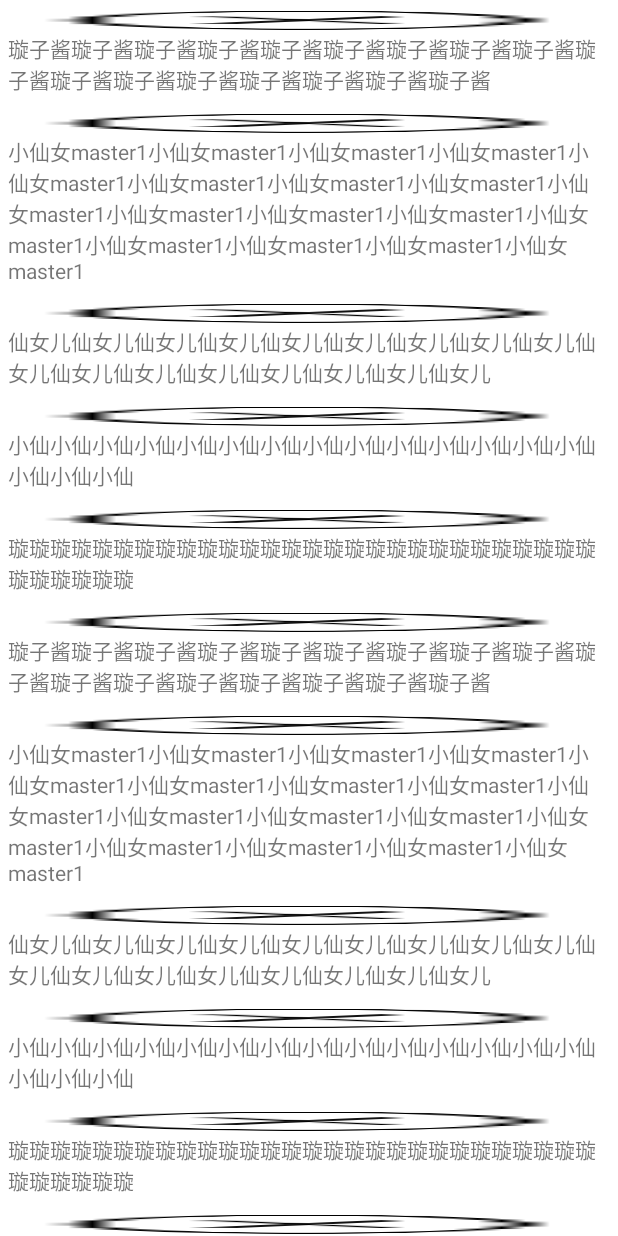
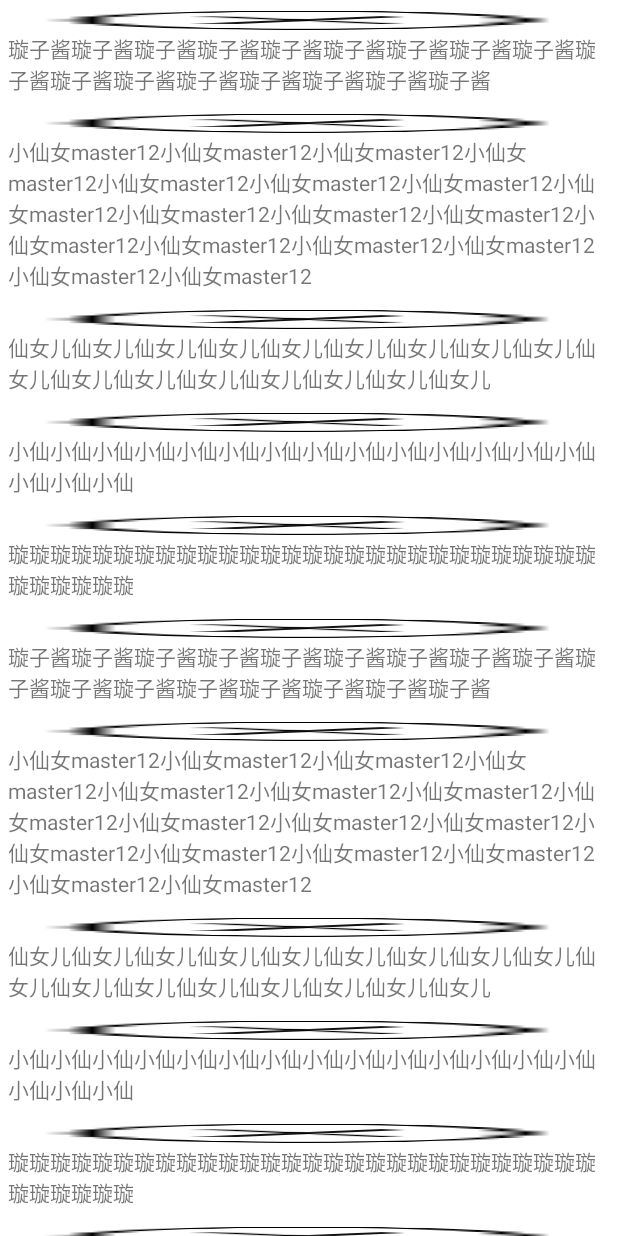
Before and after one commit to huaidanlk/RecycleViewTest, an Android app: the MainActivity screen opened directly, with no data from a screen before it, on a phone screen of 412 x 824 dp. Run offline under Robolectric (Android 15) with nearby library versions, the phone set to English and light mode, and no system bars.

Commit message:
third1 commit

```diff
--- a/app/src/main/java/com/example/recyeleviewtest/MainActivity.java
+++ b/app/src/main/java/com/example/recyeleviewtest/MainActivity.java
@@ -46,7 +46,7 @@ public class MainActivity extends TranslucentBarBaseActivity {
     private void initData() {
         for(int i=0;i<3;i++){
             mFruitList.add(new Fruit(getRandomLengthName("璇子酱"),R.drawable.essential_icons_cancel));
-            mFruitList.add(new Fruit(getRandomLengthName("小仙女master1"),R.drawable.essential_icons_cancel));
+            mFruitList.add(new Fruit(getRandomLengthName("小仙女master12"),R.drawable.essential_icons_cancel));
             mFruitList.add(new Fruit(getRandomLengthName("仙女儿"),R.drawable.essential_icons_clock));
             mFruitList.add(new Fruit(getRandomLengthName("小仙"),R.drawable.essential_icons_comment));
             mFruitList.add(new Fruit(getRandomLengthName("璇璇"),R.drawable.essential_icons_comment_lines));
```
